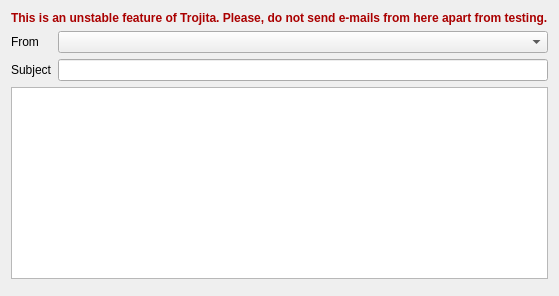
The window that src/Gui/ComposeWidget.ui (jktjkt/trojita) describes before a commit, drawn with Qt 5.
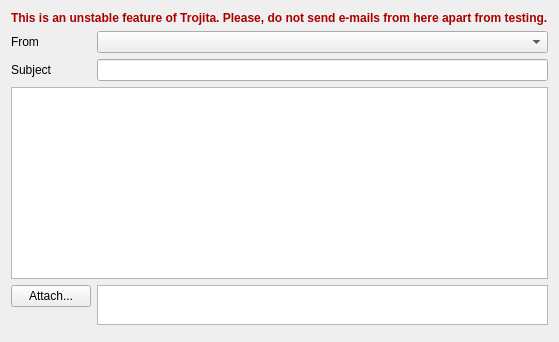
The same window after the commit.

Commit message:
Support creating e-mails with attachments
refs #91

Patch:
```diff
--- a/src/Gui/ComposeWidget.ui
+++ b/src/Gui/ComposeWidget.ui
@@ -6,6 +6,9 @@
    <string>Compose Mail</string>
   </property>
   <layout class="QFormLayout" name="formLayout">
+   <property name="fieldGrowthPolicy">
+    <enum>QFormLayout::ExpandingFieldsGrow</enum>
+   </property>
    <item row="0" column="0" colspan="2">
     <widget class="QLabel" name="developmentWarning">
      <property name="palette">
@@ -96,7 +99,7 @@
      </property>
     </widget>
    </item>
-   <item row="4" column="0" colspan="2">
+   <item row="6" column="0" colspan="2">
     <layout class="QHBoxLayout" name="horizontalLayout">
      <item>
       <widget class="QDialogButtonBox" name="buttonBox">
@@ -107,6 +110,38 @@
      </item>
     </layout>
    </item>
+   <item row="4" column="1">
+    <widget class="QListView" name="attachmentsView">
+     <property name="sizePolicy">
+      <sizepolicy hsizetype="Expanding" vsizetype="Fixed">
+       <horstretch>0</horstretch>
+       <verstretch>0</verstretch>
+      </sizepolicy>
+     </property>
+     <property name="minimumSize">
+      <size>
+       <width>64</width>
+       <height>40</height>
+      </size>
+     </property>
+     <property name="maximumSize">
+      <size>
+       <width>16777215</width>
+       <height>40</height>
+      </size>
+     </property>
+     <property name="flow">
+      <enum>QListView::LeftToRight</enum>
+     </property>
+    </widget>
+   </item>
+   <item row="4" column="0">
+    <widget class="QPushButton" name="attachButton">
+     <property name="text">
+      <string>Attach...</string>
+     </property>
+    </widget>
+   </item>
   </layout>
  </widget>
  <tabstops>
```
The commit also changes 4 other files.
